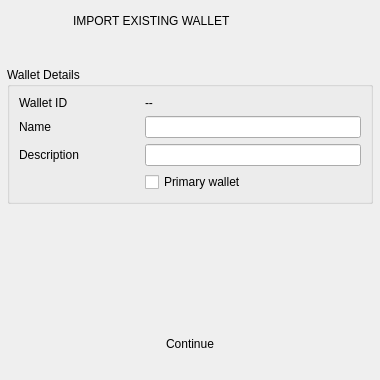
Old version of the form BlockSettleUILib/ImportWalletDialog.ui in the repository BlockSettle/terminal.
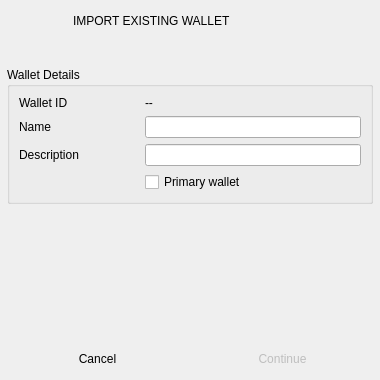
New version of the form. Icons and pictures are not drawn. Custom widgets are drawn as their Qt base class.

Commit message:
Refactored import wallet dialog. Refactored EasyEncValidator.
Task-number: BST-1378

The edit to the form file:
```diff
--- a/BlockSettleUILib/ImportWalletDialog.ui
+++ b/BlockSettleUILib/ImportWalletDialog.ui
@@ -214,6 +214,12 @@
      <property name="orientation">
       <enum>Qt::Vertical</enum>
      </property>
+     <property name="sizeHint" stdset="0">
+      <size>
+       <width>0</width>
+       <height>0</height>
+      </size>
+     </property>
     </spacer>
    </item>
    <item>
@@ -237,8 +243,21 @@
       <property name="bottomMargin">
        <number>10</number>
       </property>
+      <item>
+       <widget class="QPushButton" name="pushButtonCancel">
+        <property name="text">
+         <string>Cancel</string>
+        </property>
+        <property name="flat">
+         <bool>true</bool>
+        </property>
+       </widget>
+      </item>
       <item>
        <widget class="QPushButton" name="pushButtonImport">
+        <property name="enabled">
+         <bool>false</bool>
+        </property>
         <property name="minimumSize">
          <size>
           <width>100</width>
```
Left out of the diff: 25 changed lines with no effect on the pictures. The commit also changes 10 other files.
